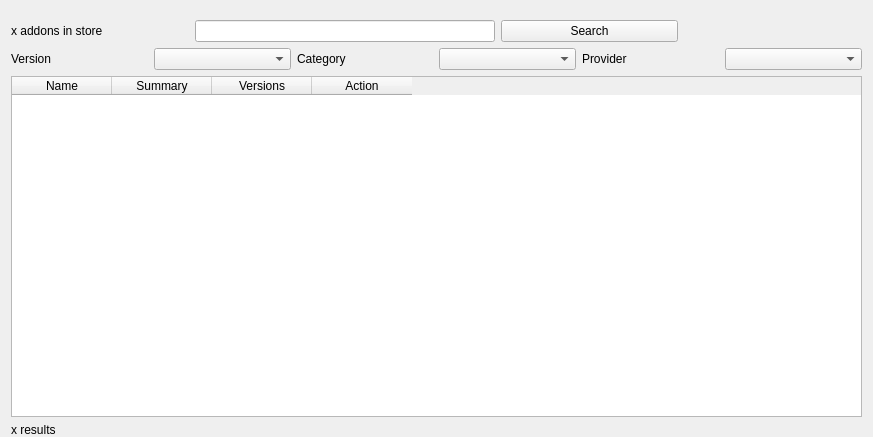
myrrkel/odoo_one, file ui/designer/dialog_addons.ui: the form before one commit.
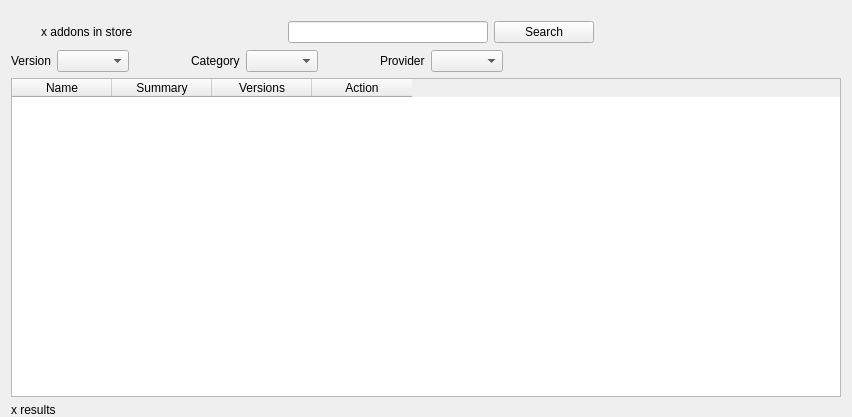
The form after the commit.

Diff of the .ui file:
```diff
--- a/ui/designer/dialog_addons.ui
+++ b/ui/designer/dialog_addons.ui
@@ -9,8 +9,8 @@
    <rect>
     <x>0</x>
     <y>0</y>
-    <width>873</width>
-    <height>437</height>
+    <width>852</width>
+    <height>417</height>
    </rect>
   </property>
   <property name="sizePolicy">
@@ -49,6 +49,25 @@
       </property>
       <item>
        <layout class="QHBoxLayout" name="horizontalLayout">
+        <item>
+         <widget class="QLabel" name="label_icon">
+          <property name="minimumSize">
+           <size>
+            <width>24</width>
+            <height>24</height>
+           </size>
+          </property>
+          <property name="maximumSize">
+           <size>
+            <width>24</width>
+            <height>24</height>
+           </size>
+          </property>
+          <property name="text">
+           <string/>
+          </property>
+         </widget>
+        </item>
         <item>
          <widget class="QLabel" name="label_addons_count">
           <property name="text">
@@ -60,13 +79,13 @@
          <widget class="QLineEdit" name="line_edit_search">
           <property name="minimumSize">
            <size>
-            <width>150</width>
+            <width>100</width>
             <height>0</height>
            </size>
           </property>
           <property name="maximumSize">
            <size>
-            <width>300</width>
+            <width>200</width>
             <height>16777215</height>
            </size>
           </property>
@@ -74,6 +93,12 @@
         </item>
         <item>
          <widget class="QPushButton" name="push_button_search">
+          <property name="maximumSize">
+           <size>
+            <width>100</width>
+            <height>16777215</height>
+           </size>
+          </property>
           <property name="text">
            <string>Search</string>
           </property>
@@ -94,6 +119,12 @@
         </property>
         <item>
          <widget class="QLabel" name="label_addons_version">
+          <property name="sizePolicy">
+           <sizepolicy hsizetype="Minimum" vsizetype="Preferred">
+            <horstretch>0</horstretch>
+            <verstretch>0</verstretch>
+           </sizepolicy>
+          </property>
           <property name="text">
            <string>Version</string>
           </property>
@@ -102,8 +133,36 @@
         <item>
          <widget class="QComboBox" name="combo_addons_version"/>
         </item>
+        <item>
+         <widget class="QWidget" name="widget_2" native="true">
+          <property name="sizePolicy">
+           <sizepolicy hsizetype="Expanding" vsizetype="Preferred">
+            <horstretch>0</horstretch>
+            <verstretch>0</verstretch>
+           </sizepolicy>
+          </property>
+          <property name="minimumSize">
+           <size>
+            <width>50</width>
+            <height>0</height>
+           </size>
+          </property>
+          <property name="maximumSize">
+           <size>
+            <width>50</width>
+            <height>16777215</height>
+           </size>
+          </property>
+         </widget>
+        </item>
         <item>
          <widget class="QLabel" name="label_category">
+          <property name="sizePolicy">
+           <sizepolicy hsizetype="Minimum" vsizetype="Preferred">
+            <horstretch>0</horstretch>
+            <verstretch>0</verstretch>
+           </sizepolicy>
+          </property>
           <property name="text">
            <string>Category</string>
           </property>
@@ -112,8 +171,36 @@
         <item>
          <widget class="QComboBox" name="combo_category"/>
         </item>
+        <item>
+         <widget class="QWidget" name="widget_3" native="true">
+          <property name="sizePolicy">
+           <sizepolicy hsizetype="MinimumExpanding" vsizetype="Preferred">
+            <horstretch>0</horstretch>
+            <verstretch>0</verstretch>
+           </sizepolicy>
+          </property>
+          <property name="minimumSize">
+           <size>
+            <width>50</width>
+            <height>0</height>
+           </size>
+          </property>
+          <property name="maximumSize">
+           <size>
+            <width>50</width>
+            <height>16777215</height>
+           </size>
+          </property>
+         </widget>
+        </item>
         <item>
          <widget class="QLabel" name="label_user">
+          <property name="sizePolicy">
+           <sizepolicy hsizetype="Minimum" vsizetype="Preferred">
+            <horstretch>0</horstretch>
+            <verstretch>0</verstretch>
+           </sizepolicy>
+          </property>
           <property name="text">
            <string>Provider</string>
           </property>
@@ -122,6 +209,16 @@
         <item>
          <widget class="QComboBox" name="combo_user"/>
         </item>
+        <item>
+         <widget class="QWidget" name="widget_4" native="true">
+          <property name="sizePolicy">
+           <sizepolicy hsizetype="Expanding" vsizetype="Preferred">
+            <horstretch>0</horstretch>
+            <verstretch>0</verstretch>
+           </sizepolicy>
+          </property>
+         </widget>
+        </item>
        </layout>
       </item>
       <item>
```
